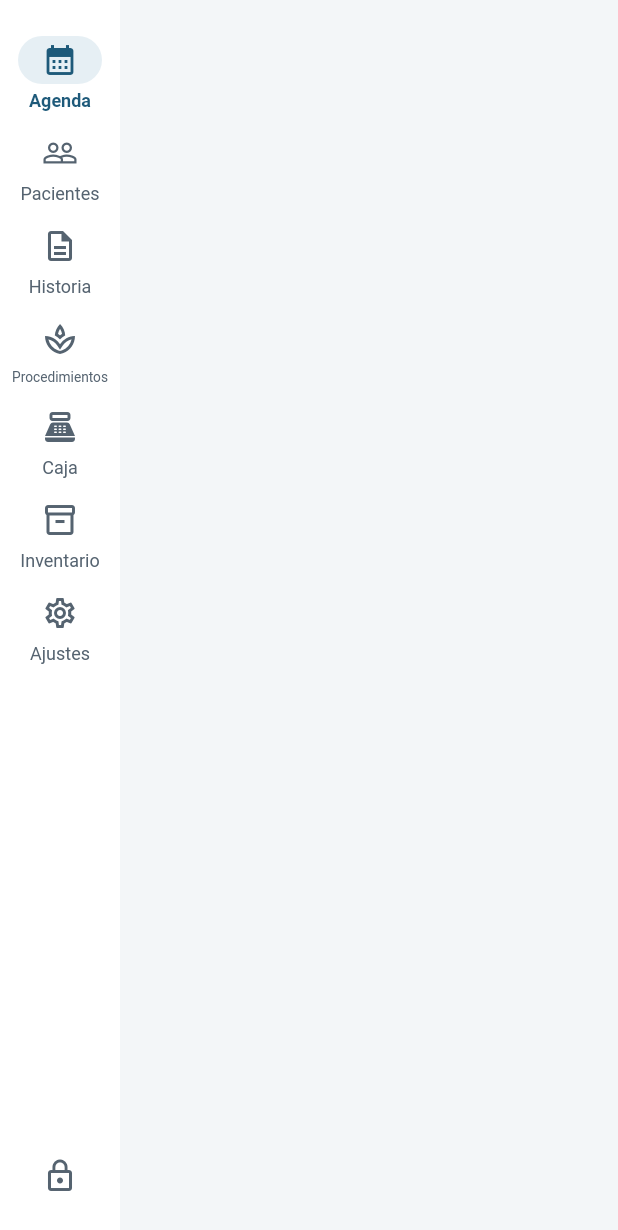
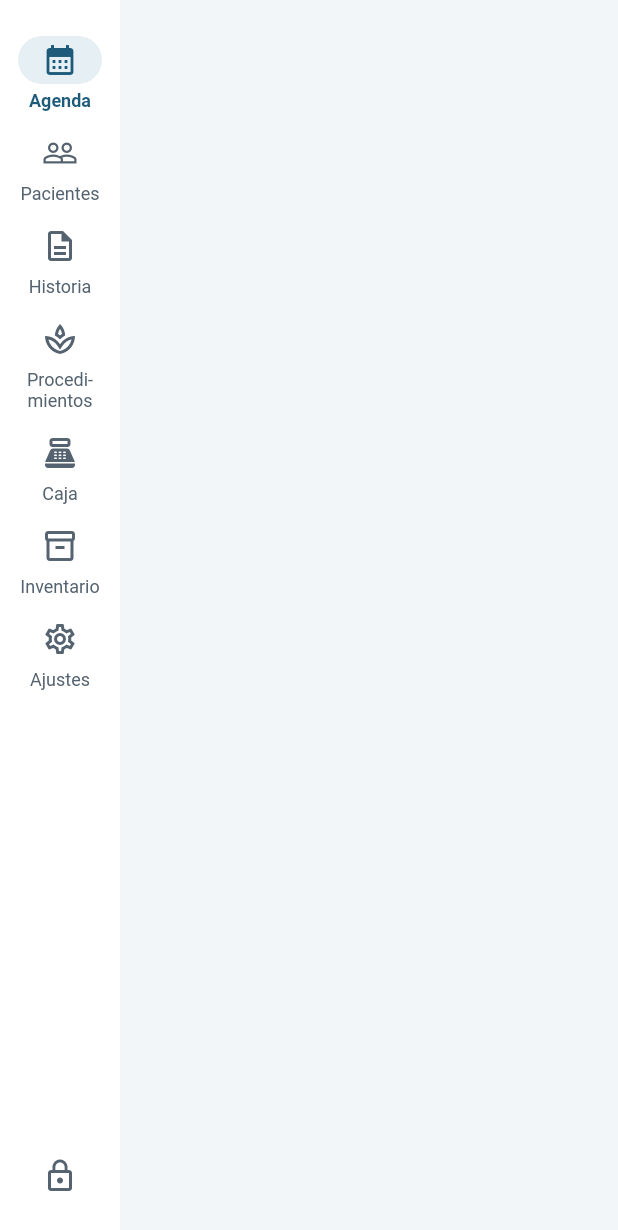
Before and after one commit to sp110000/historiasclinicas_net, a Flutter app: the _Riel widget shown alone on an empty page, opened directly with empty values, on a phone screen of 412 x 824 dp. Shown: the top 1230 px of the screen. Run offline on Flutter 3.47's test engine with Material 3 defaults, Android fonts, the phone set to English and light mode, and no system bars; our stand-ins replace flutter_riverpod, flutter_secure_storage, go_router, pdf, printing, shared_preferences and 1 more; missing offline and left inert: cryptography, dart:js_interop, json_schema; accounts and stored records are empty; project files that could hold a hidden picture were left out.

Commit message:
Riel: «Procedi-mientos» en dos líneas, del tamaño de las demás
Encogida en una línea quedaba ilegible. En el riel va partida con guion;
el lector de pantalla y el menú del celular dicen «Procedimientos».

Co-Authored-By: Claude Opus 5.5 <noreply@anthropic.com>
Claude-Session: https://claude.ai/code/session_01FQf1d7XttzKQGuBVQ6ZGx9

```diff
--- a/lib/features/consultorio/shell/contenedor_consultorio.dart
+++ b/lib/features/consultorio/shell/contenedor_consultorio.dart
@@ -25,6 +25,7 @@ class DestinoConsultorio {
     required this.icono,
     required this.iconoActivo,
     this.requiereDesbloqueo = true,
+    this.etiquetaRiel,
   });
 
   final String ruta;
@@ -34,6 +35,9 @@ class DestinoConsultorio {
 
   /// La historia y la receta funcionan con el consultorio bloqueado.
   final bool requiereDesbloqueo;
+
+  /// En el riel, si [etiqueta] no cabe (partida con guion).
+  final String? etiquetaRiel;
 }
 
 /// Destinos del consultorio (pregunta 51); Procedimientos va debajo de la
@@ -61,6 +65,7 @@ const destinosConsultorio = [
   DestinoConsultorio(
     ruta: '/procedimientos',
     etiqueta: 'Procedimientos',
+    etiquetaRiel: 'Procedi-\nmientos',
     icono: Icons.spa_outlined,
     iconoActivo: Icons.spa,
   ),
@@ -403,11 +408,15 @@ class _Riel extends StatelessWidget {
             NavigationRailDestination(
               icon: Icon(d.icono),
               selectedIcon: Icon(d.iconoActivo),
-              // «Procedimientos» no cabe en el riel: se encoge en una línea
-              // en lugar de partirse.
-              label: FittedBox(
-                fit: BoxFit.scaleDown,
-                child: Text(d.etiqueta, maxLines: 1),
+              // «Procedimientos» no cabe en el riel: va partido con guion,
+              // del mismo tamaño que las demás; el lector dice la palabra.
+              label: Semantics(
+                label: d.etiqueta,
+                excludeSemantics: true,
+                child: Text(
+                  d.etiquetaRiel ?? d.etiqueta,
+                  textAlign: TextAlign.center,
+                ),
               ),
             ),
         ],
```
Also changed, not shown: docs/fase5/escritorio_menu_procedimientos.png (added), 1 other file.
